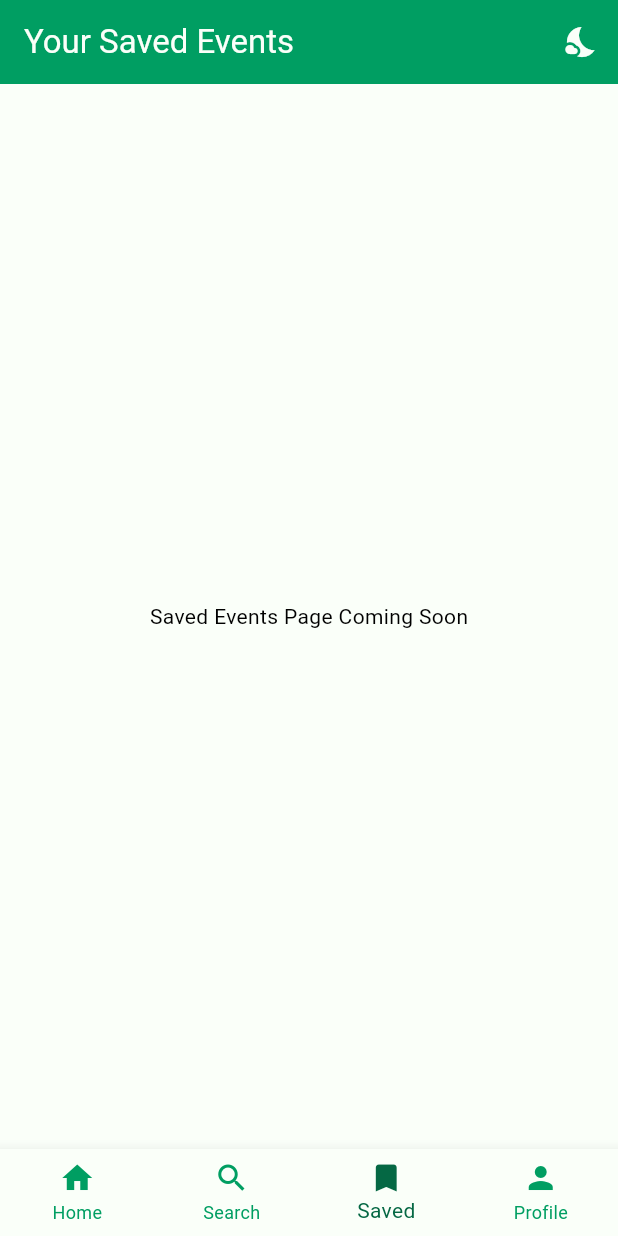
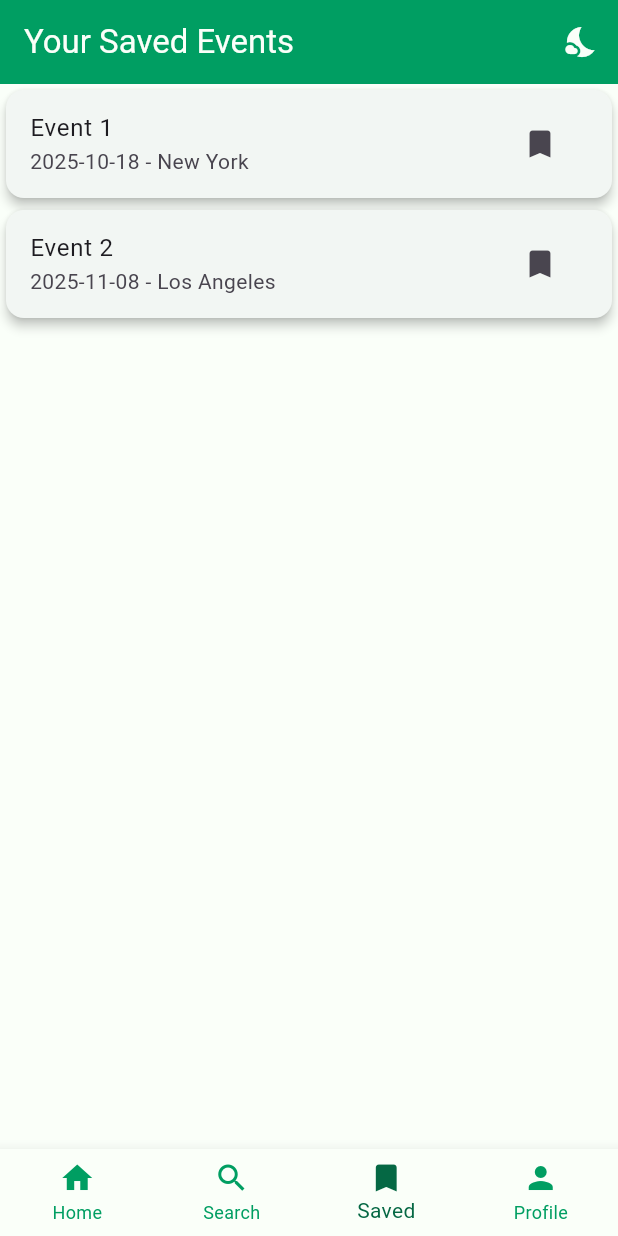
Before and after one commit to ggiacobbe2/events_finder_app, a Flutter app: the screen it shows after launch, item 3 of the bottom bar chosen, on a phone screen of 412 x 824 dp. Run offline on Flutter 3.47's test engine with Material 3 defaults, Android fonts, the phone set to English and light mode, and no system bars.

Commit message:
fixed some colors on location dropdown and added a temporary saved events page

```diff
--- a/lib/main.dart
+++ b/lib/main.dart
@@ -192,7 +192,7 @@ class _EventsHomePageState extends State<EventsHomePage> {
         actions: [
           IconButton(
             icon: Icon(
-              widget.isDarkMode ? Icons.wb_sunny : Icons.nights_stay,
+              widget.isDarkMode ? Icons.light_mode : Icons.nightlight_round,
             ),
             onPressed: widget.toggleTheme,
           ),
--- a/lib/saved_events.dart
+++ b/lib/saved_events.dart
@@ -11,6 +11,11 @@ class SavedEventsPage extends StatefulWidget {
 }
 
 class _SavedEventsPageState extends State<SavedEventsPage> {
+  List<Map<String, String>> savedEvents = [ // placeholder saved events
+    {'title': 'Event 1', 'date': '2025-10-18', 'location': 'New York'},
+    {'title': 'Event 2', 'date': '2025-11-08', 'location': 'Los Angeles'},
+  ];
+
   @override
   Widget build(BuildContext context) {
     return Scaffold(
@@ -23,12 +28,35 @@ class _SavedEventsPageState extends State<SavedEventsPage> {
           ),
         ],
       ),
-      body: Center(
-        child: Text(
-          'Saved Events Page Coming Soon',
-          style: Theme.of(context).textTheme.bodyMedium,
-        ),
-      ),
+      body: savedEvents.isEmpty
+          ? Center(
+              child: Text(
+                'No saved events yet.',
+                style: Theme.of(context).textTheme.bodyMedium,
+              ),
+            )
+          : ListView.builder(
+              itemCount: savedEvents.length,
+              itemBuilder: (context, index) {
+                final event = savedEvents[index];
+                return Card(
+                  color: Theme.of(context).cardColor,
+                  elevation: 3,
+                  child: ListTile(
+                    title: Text(event['title']!),
+                    subtitle: Text('${event['date']} - ${event['location']}'),
+                    trailing: IconButton(
+                      icon: const Icon(Icons.bookmark),
+                      onPressed: () {
+                        setState(() {
+                          savedEvents.removeAt(index);
+                        });
+                      },
+                    ),
+                  ),
+                );
+              },
+            ),
     );
   }
 }
--- a/lib/search.dart
+++ b/lib/search.dart
@@ -37,10 +37,6 @@ class _SearchPageState extends State<SearchPage> {
     'San Francisco',
     'Seattle',
   ];
-
-  // String getDateRangeText() {
-  //   return '${selectedDateRange!.start.month}/${selectedDateRange!.start.day}/${selectedDateRange!.start.year} - ${selectedDateRange!.end.month}/${selectedDateRange!.end.day}/${selectedDateRange!.end.year}';
-  // }
 
   @override
   void initState() {
@@ -109,6 +105,7 @@ class _SearchPageState extends State<SearchPage> {
                     child: DropdownButtonFormField<String>(
                       isExpanded: true,
                       hint: const Text('Where'),
+                      dropdownColor: Theme.of(context).cardColor,
                       decoration: const InputDecoration(
                         border: OutlineInputBorder(),
                         contentPadding: EdgeInsets.symmetric(vertical: 12.0, horizontal: 12.0),
```
